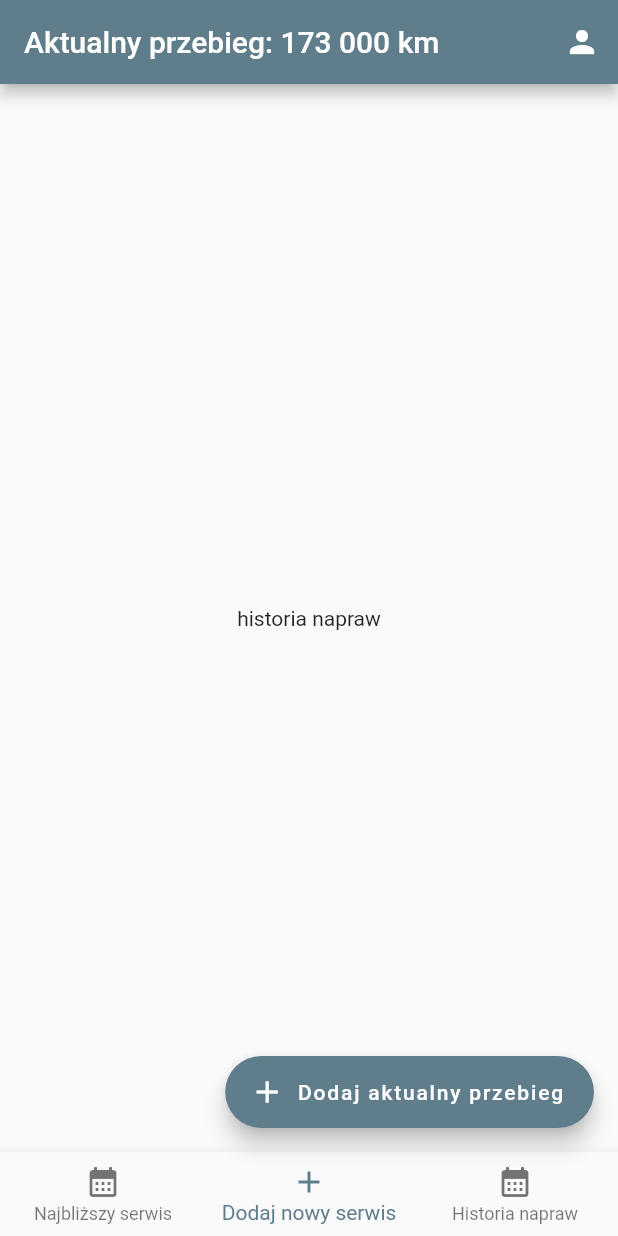
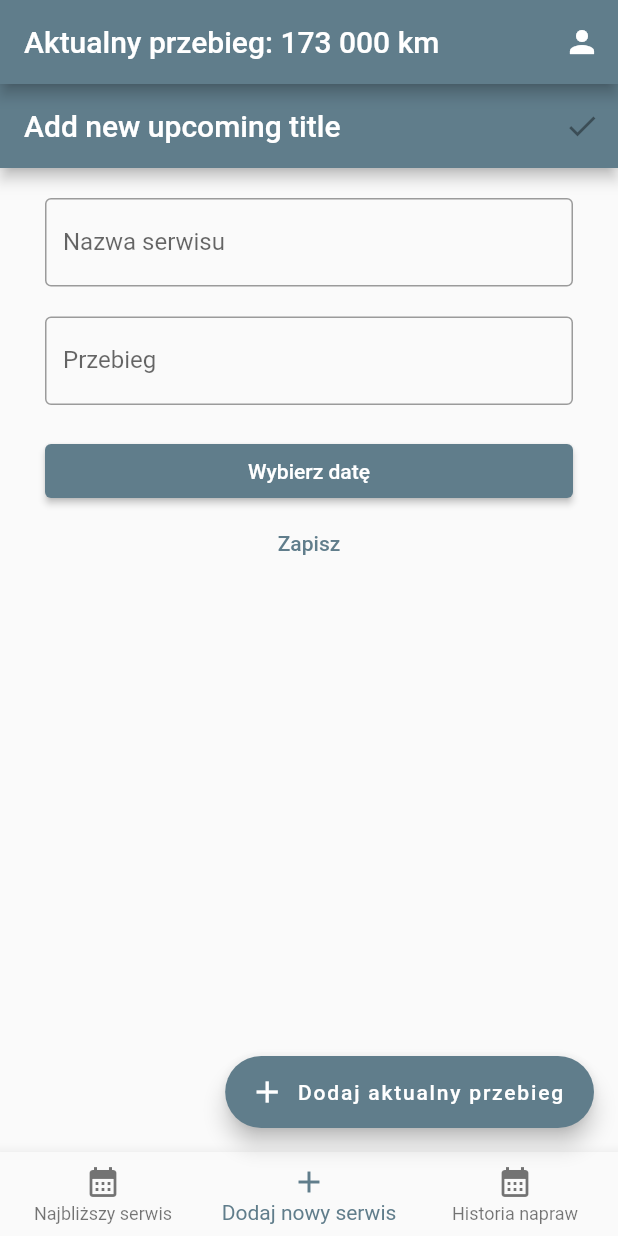
Before and after one commit to piotrjanik8/kiedy_przeglad, a Flutter app: the screen it shows once a user with an empty profile is signed in, item 2 of the bottom bar chosen, on a phone screen of 412 x 824 dp. Run offline on Flutter 3.47's test engine with Material 2 defaults, Android fonts, the phone set to English and light mode, and no system bars; our stand-ins replace bloc, cloud_firestore, firebase_auth, firebase_core, flutter_bloc, google_fonts; missing offline and left inert: flutterfire_ui; accounts and stored records are empty.

Commit message:
Add sevices page content

```diff
--- a/lib/app/home/add_service/add_service_page_content.dart
+++ b/lib/app/home/add_service/add_service_page_content.dart
@@ -1,15 +1,99 @@
+import 'package:flutter/services.dart';
 import 'package:flutter/material.dart';
+import 'package:flutter_bloc/flutter_bloc.dart';
+import 'package:intl/intl.dart';
+import 'package:kiedy_przeglad/app/home/add_service/cubit/add_cubit.dart';
+import 'package:kiedy_przeglad/repositories/services_repository.dart';
 
-class AddService extends StatelessWidget {
-  const AddService({
+class AddService extends StatefulWidget {
+  const AddService({Key? key}) : super(key: key);
+
+  @override
+  State<AddService> createState() => _AddServiceState();
+}
+
+class _AddServiceState extends State<AddService> {
+  String? _name;
+  int? _mileage;
+  DateTime? _date;
+
+  @override
+  Widget build(BuildContext context) {
+    return BlocProvider(
+      create: (context) => AddCubit(ServicesRepository()),
+      child: BlocListener<AddCubit, AddState>(
+        listener: (context, state) {
+          if (state.saved) {
+            Navigator.of(context).pop();
+          }
+          if (state.errorMessage.isNotEmpty) {
+            ScaffoldMessenger.of(context).showSnackBar(
+              SnackBar(
+                content: Text(state.errorMessage),
+                backgroundColor: Colors.red,
+              ),
+            );
+          }
+        },
+        child: BlocBuilder<AddCubit, AddState>(
+          builder: (context, state) {
+            return Scaffold(
+              appBar: AppBar(
+                title: const Text('Add new upcoming title'),
+                actions: [
+                  IconButton(
+                    onPressed:
+                        _name == null || _mileage == null || _date == null
+                            ? null
+                            : () {
+                                context.read<AddCubit>().add(
+                                      _name!,
+                                      _mileage!,
+                                      _date!,
+                                    );
+                              },
+                    icon: const Icon(Icons.check),
+                  ),
+                ],
+              ),
+              body: _AddPageBody(
+                onNameChanged: (newValue) {
+                  setState(() {
+                    _name = newValue;
+                  });
+                },
+                onMileageChanged: (newValue) {
+                  setState(() {
+                    _mileage = int.parse(newValue);
+                  });
+                },
+                onDateChanged: (newValue) {
+                  setState(() {
+                    _date = newValue;
+                  });
+                },
+                selectedDateFormatted: _date == null
+                    ? null
+                    : DateFormat.yMMMMEEEEd().format(_date!),
+              ),
+            );
+          },
+        ),
+      ),
+    );
+  }
+}
+
+class _AddPageBody extends StatelessWidget {
+  const _AddPageBody({
     Key? key,
-    required this.onTitleChanged,
+    required this.onNameChanged,
     required this.onMileageChanged,
     required this.onDateChanged,
     this.selectedDateFormatted,
   }) : super(key: key);
 
-  final Function(String) onTitleChanged ;
+  final Function(String) onNameChanged;
   final Function(String) onMileageChanged;
   final Function(DateTime?) onDateChanged;
   final String? selectedDateFormatted;
@@ -23,10 +107,10 @@ class AddService extends StatelessWidget {
       ),
       children: [
         TextField(
-            onChanged: onTitleChanged,
+          onChanged: onNameChanged,
           decoration: const InputDecoration(
             border: OutlineInputBorder(),
-              hintText: 'Wymiana filtra powietrza',
+            hintText: 'Wymiana oleju',
             label: Text('Nazwa serwisu'),
           ),
         ),
@@ -35,9 +119,11 @@ class AddService extends StatelessWidget {
           onChanged: onMileageChanged,
           decoration: const InputDecoration(
             border: OutlineInputBorder(),
-              hintText: '90 000',
+            hintText: '170 000',
             label: Text('Przebieg'),
           ),
+          keyboardType: TextInputType.number,
+          inputFormatters: [FilteringTextInputFormatter.digitsOnly],
         ),
         const SizedBox(height: 20),
         ElevatedButton(
@@ -51,22 +137,15 @@ class AddService extends StatelessWidget {
               ),
             );
             onDateChanged(selectedDate);
-            Navigator.of(context).pop;
           },
-            child: Text(selectedDateFormatted ?? 'Wymierz termin'),
+          child: Text(selectedDateFormatted ?? 'Wybierz datę'),
         ),
         TextButton(
           onPressed: () {
-                //  FirebaseFirestore.instance
-                //    .collection('users').doc(userID).collection('services').add(
-                //      {
-                //        'name': ,
-                //        'milleage' ,
-                //        'name' ,
-                //      }
-                //    );
+
           },
-              child: const Text('Zapisz nowy serwis'))
+          child: const Text('Zapisz'),
+        ),
       ],
     );
   }
--- /dev/null
+++ b/lib/app/home/add_service/cubit/add_cubit.dart
@@ -0,0 +1,25 @@
+import 'package:bloc/bloc.dart';
+import 'package:kiedy_przeglad/repositories/services_repository.dart';
+import 'package:meta/meta.dart';
+
+part 'add_state.dart';
+
+class AddCubit extends Cubit<AddState> {
+  AddCubit(this._servicesRepository) : super(const AddState());
+
+  final ServicesRepository _servicesRepository;
+
+  Future<void> add(
+    String name,
+    int mileage,
+    DateTime date,
+  ) async {
+    try {
+      await _servicesRepository.add(name, mileage, date);
+
+      emit(const AddState(saved: true));
+    } catch (error) {
+      emit(AddState(errorMessage: error.toString()));
+    }
+  }
+}
--- /dev/null
+++ b/lib/app/home/add_service/cubit/add_state.dart
@@ -0,0 +1,13 @@
+part of 'add_cubit.dart';
+
+@immutable
+class AddState {
+  const AddState({
+    this.saved = false,
+    this.errorMessage = '',
+  });
+
+  final bool saved;
+  final String errorMessage;
+
+}
--- a/lib/app/home/home_page.dart
+++ b/lib/app/home/home_page.dart
@@ -1,6 +1,7 @@
 import 'package:flutter/material.dart';
 import 'package:kiedy_przeglad/app/add_milage/add_milage.dart';
-import 'package:kiedy_przeglad/app/home/history_services/history_services_page_content.dart';
+import 'package:kiedy_przeglad/app/home/add_service/add_service_page_content.dart';
+import 'package:kiedy_przeglad/app/home/performed_services/performed_services_page_content.dart';
 import 'package:kiedy_przeglad/app/home/services/services_page_content.dart';
 import 'package:kiedy_przeglad/auth/user_profile.dart';
 
@@ -52,9 +53,9 @@ class _HomePageState extends State<HomePage> {
             return const Services();
           }
           if (currentIndex == 1) {
-            // return AddService();
+            return const AddService();
           }
-          return const Calendar();
+          return const PerformedServices();
         },
       ),
       bottomNavigationBar: BottomNavigationBar(
--- a/lib/app/home/history_services/history_services_page_content.dart
+++ b/lib/app/home/performed_services/performed_services_page_content.dart
@@ -1,7 +1,7 @@
 import 'package:flutter/material.dart';
 
-class Calendar extends StatelessWidget {
-  const Calendar({
+class PerformedServices extends StatelessWidget {
+  const PerformedServices({
     Key? key,
   }) : super(key: key);
 
--- a/lib/app/home/services/services_page_content.dart
+++ b/lib/app/home/services/services_page_content.dart
@@ -1,4 +1,3 @@
-import 'package:firebase_auth/firebase_auth.dart';
 import 'package:flutter/material.dart';
 import 'package:flutter_bloc/flutter_bloc.dart';
 import 'package:google_fonts/google_fonts.dart';
@@ -12,10 +11,6 @@ class Services extends StatelessWidget {
 
   @override
   Widget build(BuildContext context) {
-    final userID = FirebaseAuth.instance.currentUser?.uid;
-    if (userID == null) {
-      throw Exception('User is not logged in');
-    }
     return BlocProvider(
       create: (context) => ServicesCubit(ServicesRepository())..start(),
       child: BlocBuilder<ServicesCubit, ServicesState>(
```
Also changed, not shown: lib/repositories/services_repository.dart (+26 -1 lines). Lines whose indentation alone changed are shown as unchanged.
